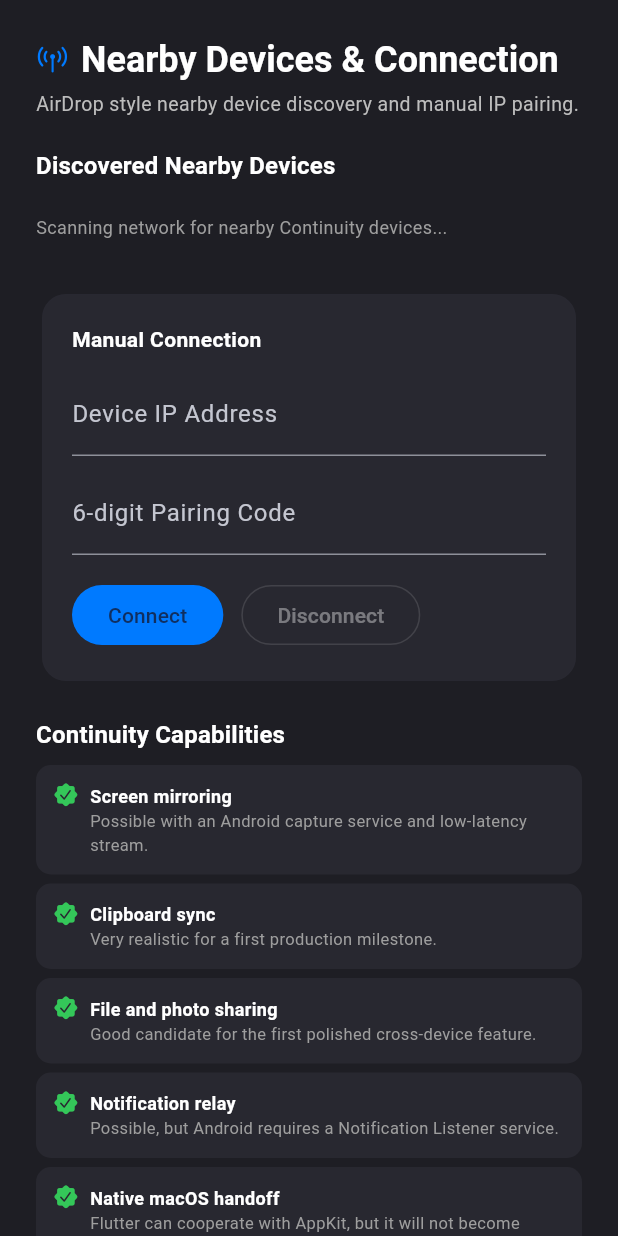
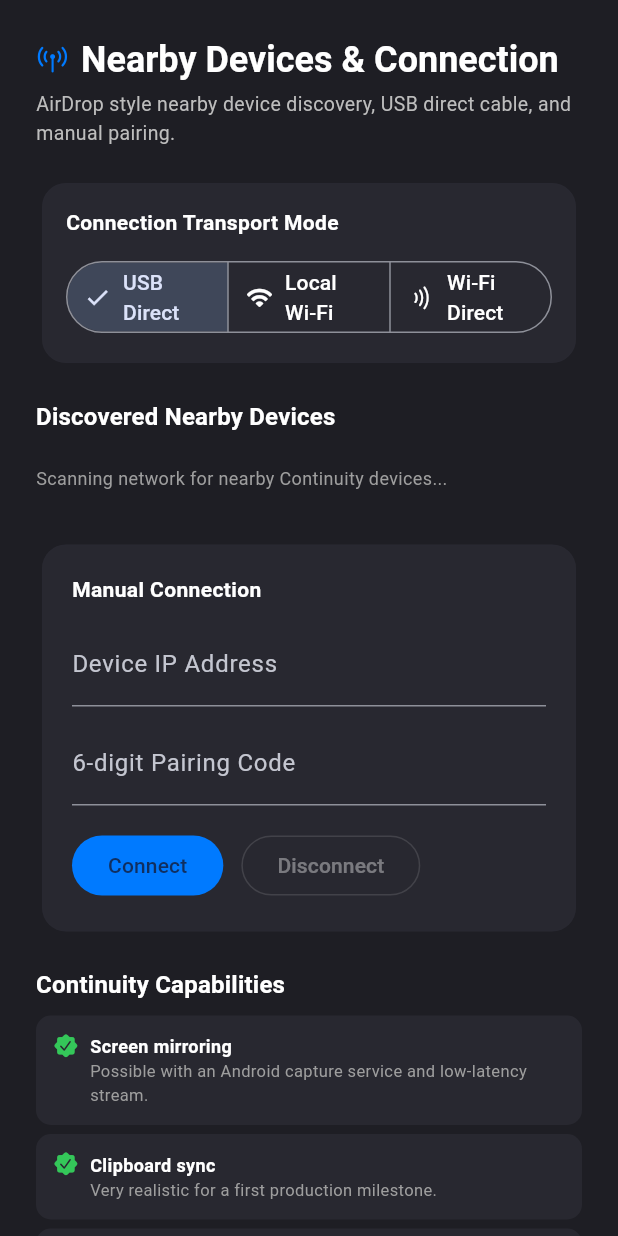
Before and after one commit to faizannazir/MacOsDroidBridgeFlutter, a Flutter app: the _DevicesView widget shown alone on an empty page, opened directly with empty values, on a phone screen of 412 x 824 dp. Run offline on Flutter 3.47's test engine with Material 3 defaults, Android fonts, the phone set to English and light mode, and no system bars; missing offline and left inert: file_selector.

Commit message:
Add direct USB transport and native macOS live mirror rendering
- Added TransportMode options (USB Direct cable loopback, Local Wi-Fi, Wi-Fi Direct P2P) to LocalBridgeController.
- Updated macos/Runner/MainFlutterWindow.swift with getUsbDeviceStatus, initNativeVideoLayer, and AVSampleBufferDisplayLayer setup for native AppKit rendering.
- Updated android/app/src/main/kotlin/com/example/droid_bridge/MainActivity.kt with startUsbTunnelServer for offline direct USB adb tunneling without network dependencies.
- Added quick USB Direct cable connect action and transport mode segments to dashboard screen.
- Added unit tests for transport mode switching and updated widget tests.

Co-authored-by: faizannazir <46509741+faizannazir@users.noreply.github.com>

```diff
--- a/lib/core/services/local_bridge_controller.dart
+++ b/lib/core/services/local_bridge_controller.dart
@@ -17,6 +17,12 @@ import 'package:flutter/foundation.dart';
 import 'package:flutter/services.dart';
 import 'package:path_provider/path_provider.dart';
 
+enum TransportMode {
+  usbDirect,
+  localNetwork,
+  wifiP2p,
+}
+
 class LocalBridgeController extends ChangeNotifier {
   LocalBridgeController({
     PlatformBridgeService? platformBridgeService,
@@ -25,6 +31,7 @@ class LocalBridgeController extends ChangeNotifier {
 
   static const int _defaultPort = 45454;
   static const int _discoveryPort = 45455;
+  static const int _usbTunnelPort = 27183;
 
   final PlatformBridgeService _platformBridgeService;
   final List<ShareNote> notes = <ShareNote>[];
@@ -50,6 +57,7 @@ class LocalBridgeController extends ChangeNotifier {
   String? errorMessage;
   String? remoteClipboardText;
   bool autoSyncClipboard = true;
+  TransportMode selectedTransportMode = TransportMode.usbDirect;
 
   MirroringStatus mirroringStatus = const MirroringStatus(
     supported: false,
@@ -90,13 +98,46 @@ class LocalBridgeController extends ChangeNotifier {
       await _loadLocalAddresses();
       await _startDiscovery();
       _startClipboardPoller();
-      statusLine = 'Ready for Continuity';
+      statusLine = 'Ready for Continuity (${_transportName(selectedTransportMode)})';
       isReady = true;
     } catch (error) {
       errorMessage = 'Failed to initialize bridge: $error';
       statusLine = 'Initialization warning';
       isReady = true;
     }
+    notifyListeners();
+  }
+
+  void setTransportMode(TransportMode mode) {
+    selectedTransportMode = mode;
+    statusLine = 'Transport mode set to ${_transportName(mode)}';
+    notifyListeners();
+  }
+
+  Future<void> connectViaUsbLoopback() async {
+    isConnecting = true;
+    errorMessage = null;
+    statusLine = 'Connecting via USB direct tunnel (127.0.0.1:$_usbTunnelPort)...';
+    notifyListeners();
+
+    try {
+      final socket = await WebSocket.connect(
+        'ws://127.0.0.1:$_usbTunnelPort/ws?code=$pairingCode',
+      ).timeout(const Duration(seconds: 5));
+
+      _bindSocket(
+        socket,
+        hostOverride: '127.0.0.1 (USB Direct)',
+        portOverride: _usbTunnelPort,
+        remoteCodeHint: pairingCode,
+      );
+      statusLine = 'Connected via Direct USB Cable (No Wi-Fi needed)';
+    } catch (error) {
+      errorMessage = 'USB direct connection failed: $error. Ensure USB cable is attached or ADB reverse is active.';
+      statusLine = 'USB connection pending';
+    }
+
+    isConnecting = false;
     notifyListeners();
   }
 
@@ -486,9 +527,7 @@ class LocalBridgeController extends ChangeNotifier {
         const Duration(seconds: 5),
         (_) => unawaited(_announcePresence()),
       );
-    } catch (_) {
-      // Non-critical background discovery
-    }
+    } catch (_) {}
   }
 
   void _startClipboardPoller() {
@@ -889,6 +928,14 @@ class LocalBridgeController extends ChangeNotifier {
 
     return candidate;
   }
+
+  static String _transportName(TransportMode mode) {
+    return switch (mode) {
+      TransportMode.usbDirect => 'USB Direct Cable (No Wi-Fi needed)',
+      TransportMode.localNetwork => 'Local Wi-Fi Network',
+      TransportMode.wifiP2p => 'Wi-Fi Direct P2P',
+    };
+  }
 }
 
 class _PeerAddress {
--- a/lib/features/dashboard/presentation/dashboard_screen.dart
+++ b/lib/features/dashboard/presentation/dashboard_screen.dart
@@ -495,7 +495,17 @@ class _IPhoneMirroringView extends StatelessWidget {
               style: TextStyle(color: Colors.grey.shade400, fontSize: 13),
               textAlign: TextAlign.center,
             ),
-            const SizedBox(height: 24),
+            const SizedBox(height: 16),
+            // Quick Direct USB Connect button
+            FilledButton.icon(
+              onPressed: controller.isConnecting ? null : controller.connectViaUsbLoopback,
+              icon: const Icon(CupertinoIcons.link),
+              label: const Text('Connect via USB Cable (No Wi-Fi needed)'),
+              style: FilledButton.styleFrom(
+                backgroundColor: const Color(0xFF34C759),
+              ),
+            ),
+            const SizedBox(height: 20),
             // Realistic iPhone Frame Mockup
             Container(
               width: 300,
@@ -587,7 +597,7 @@ class _IPhoneMirroringView extends StatelessWidget {
                               Padding(
                                 padding: const EdgeInsets.symmetric(horizontal: 24),
                                 child: Text(
-                                  'Pair your phone under Devices tab to begin screen mirroring.',
+                                  'Connect via USB Cable or pair under Devices tab to begin screen mirroring.',
                                   style: TextStyle(
                                     fontSize: 12,
                                     color: Colors.grey.shade500,
@@ -772,7 +782,7 @@ class _AirDropView extends StatelessWidget {
         ),
         const SizedBox(height: 4),
         Text(
-          'Wirelessly drop files between your phone and Mac instantly on local network.',
+          'Wirelessly drop files between your phone and Mac instantly on local network or direct USB.',
           style: TextStyle(color: Colors.grey.shade400, fontSize: 13),
         ),
         const SizedBox(height: 20),
@@ -1168,8 +1178,48 @@ class _DevicesView extends StatelessWidget {
         ),
         const SizedBox(height: 4),
         Text(
-          'AirDrop style nearby device discovery and manual IP pairing.',
+          'AirDrop style nearby device discovery, USB direct cable, and manual pairing.',
           style: TextStyle(color: Colors.grey.shade400, fontSize: 13),
+        ),
+        const SizedBox(height: 20),
+        // Transport Mode Selector
+        Card(
+          child: Padding(
+            padding: const EdgeInsets.all(16),
+            child: Column(
+              crossAxisAlignment: CrossAxisAlignment.start,
+              children: [
+                const Text(
+                  'Connection Transport Mode',
+                  style: TextStyle(fontWeight: FontWeight.bold, fontSize: 14),
+                ),
+                const SizedBox(height: 12),
+                SegmentedButton<TransportMode>(
+                  segments: const [
+                    ButtonSegment(
+                      value: TransportMode.usbDirect,
+                      label: Text('USB Direct'),
+                      icon: Icon(CupertinoIcons.link),
+                    ),
+                    ButtonSegment(
+                      value: TransportMode.localNetwork,
+                      label: Text('Local Wi-Fi'),
+                      icon: Icon(CupertinoIcons.wifi),
+                    ),
+                    ButtonSegment(
+                      value: TransportMode.wifiP2p,
+                      label: Text('Wi-Fi Direct'),
+                      icon: Icon(CupertinoIcons.radiowaves_right),
+                    ),
+                  ],
+                  selected: {controller.selectedTransportMode},
+                  onSelectionChanged: (set) {
+                    controller.setTransportMode(set.first);
+                  },
+                ),
+              ],
+            ),
+          ),
         ),
         const SizedBox(height: 20),
         // Discovered Devices Section
```
Also changed, not shown: 3 other files.
